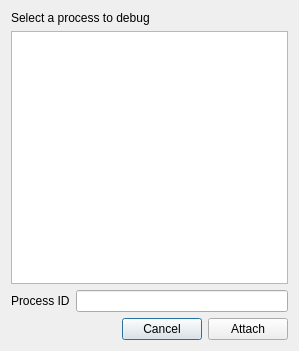
First picture: the form in App/ui/processselector.ui, repository 0x55555555/debugify, before the edit.
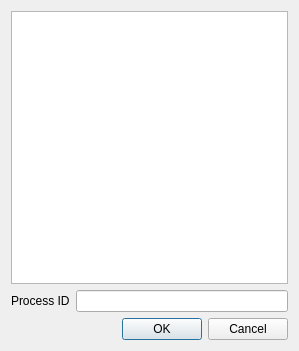
Second picture: the form after the edit.

```diff
--- a/App/ui/processselector.ui
+++ b/App/ui/processselector.ui
@@ -14,13 +14,6 @@
    <string>Dialog</string>
   </property>
   <layout class="QVBoxLayout" name="verticalLayout">
-   <item>
-    <widget class="QLabel" name="label_2">
-     <property name="text">
-      <string>Select a process to debug</string>
-     </property>
-    </widget>
-   </item>
    <item>
     <widget class="QListWidget" name="processes"/>
    </item>
@@ -39,35 +32,14 @@
     </layout>
    </item>
    <item>
-    <layout class="QHBoxLayout" name="horizontalLayout_2">
-     <item>
-      <spacer name="horizontalSpacer">
-       <property name="orientation">
-        <enum>Qt::Horizontal</enum>
-       </property>
-       <property name="sizeHint" stdset="0">
-        <size>
-         <width>40</width>
-         <height>20</height>
-        </size>
-       </property>
-      </spacer>
-     </item>
-     <item>
-      <widget class="QPushButton" name="cancel">
-       <property name="text">
-        <string>Cancel</string>
-       </property>
-      </widget>
-     </item>
-     <item>
-      <widget class="QPushButton" name="attach">
-       <property name="text">
-        <string>Attach</string>
-       </property>
-      </widget>
-     </item>
-    </layout>
+    <widget class="QDialogButtonBox" name="buttonBox">
+     <property name="orientation">
+      <enum>Qt::Horizontal</enum>
+     </property>
+     <property name="standardButtons">
+      <set>QDialogButtonBox::Cancel|QDialogButtonBox::Ok</set>
+     </property>
+    </widget>
    </item>
   </layout>
  </widget>
```
Left out of the diff: 24 changed lines with no effect on the pictures.
